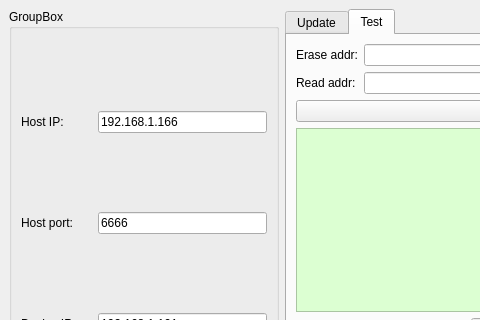
This is mainwindow.ui in kdurant/update_app as Qt 5 draws it before an edit; both pictures show x 0 to 480 and y 0 to 320 of the 834 by 656 pixel window. The edited form follows.
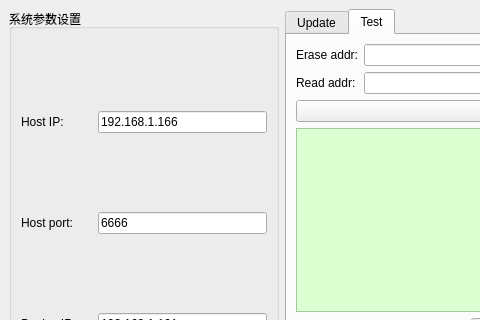
This is the edited form.

```diff
--- a/mainwindow.ui
+++ b/mainwindow.ui
@@ -18,7 +18,7 @@
     <item>
      <widget class="QGroupBox" name="groupBox">
       <property name="title">
-       <string>GroupBox</string>
+       <string>系统参数设置</string>
       </property>
       <layout class="QGridLayout" name="gridLayout">
        <item row="1" column="1">
```
Left out of the diff: 14 changed lines with no effect on the pictures.
